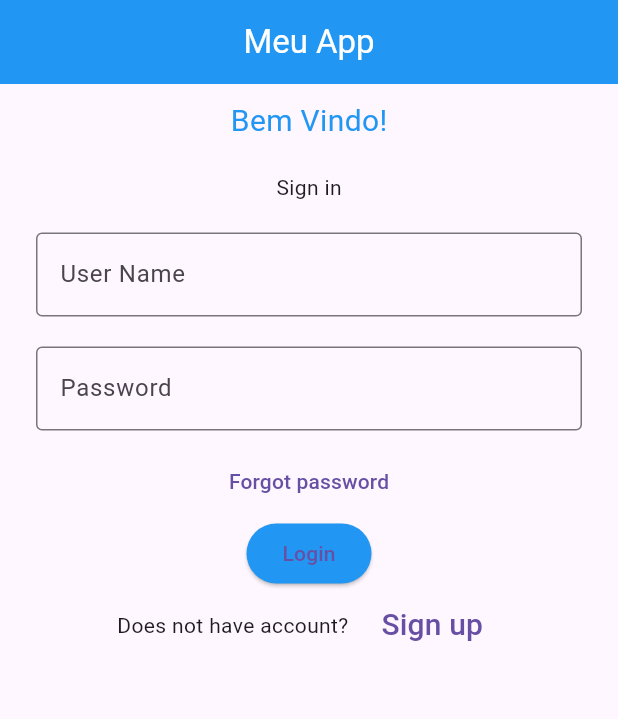
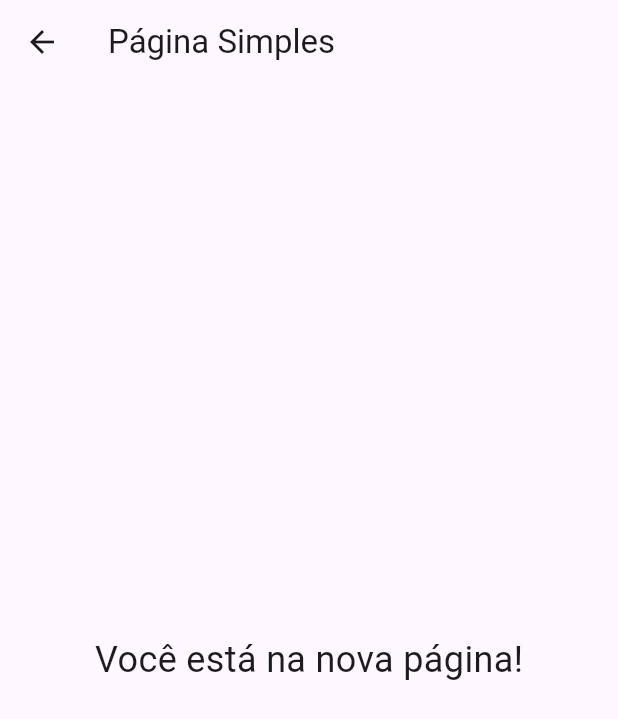
Before and after one commit to anthonylimax/flutteratvds, a Flutter app: the screen it shows after launch, after a tap on "Login", on a phone screen of 412 x 824 dp. Shown: the top 719 px of the screen. Run offline on Flutter 3.47's test engine with Material 3 defaults, Android fonts, the phone set to English and light mode, and no system bars.

Commit message:
pushing screen

```diff
--- a/lib/login.dart
+++ b/lib/login.dart
@@ -11,8 +11,7 @@ class Login extends StatelessWidget {
         appBar: AppBar(
           title: Text(
             "Meu App",
-            style:
-                TextStyle(color: Colors.white), // Correção do uso do TextStyle
+            style: TextStyle(color: Colors.white),
           ),
           centerTitle: true,
           backgroundColor: Colors.blue,
@@ -50,7 +49,13 @@ class Login extends StatelessWidget {
             ),
             Container(
               child: ElevatedButton(
-                onPressed: () {},
+                onPressed: () {
+                  // Navegar para a nova página simples
+                  Navigator.push(
+                    context,
+                    MaterialPageRoute(builder: (context) => SimplePage()),
+                  );
+                },
                 child: Text("Login"),
                 style: ButtonStyle(
                   backgroundColor: MaterialStatePropertyAll<Color>(Colors.blue),
@@ -81,3 +86,19 @@ class Login extends StatelessWidget {
     );
   }
 }
+
+// A nova página simples
+class SimplePage extends StatelessWidget {
+  @override
+  Widget build(BuildContext context) {
+    return Scaffold(
+      appBar: AppBar(
+        title: Text("Página Simples"),
+      ),
+      body: Center(
+        child:
+            Text("Você está na nova página!", style: TextStyle(fontSize: 24)),
+      ),
+    );
+  }
+}
--- a/lib/main.dart
+++ b/lib/main.dart
@@ -1,4 +1,18 @@
 import 'package:flutter/material.dart';
 import 'package:mobile/login.dart';
 
-void main() => runApp(Login());
+void main() {
+  runApp(const MyApp());
+}
+
+class MyApp extends StatelessWidget {
+  const MyApp({super.key});
+
+  @override
+  Widget build(BuildContext context) {
+    return MaterialApp(
+      title: 'Login App',
+      home: const Login(), // Widget inicial
+    );
+  }
+}
```
